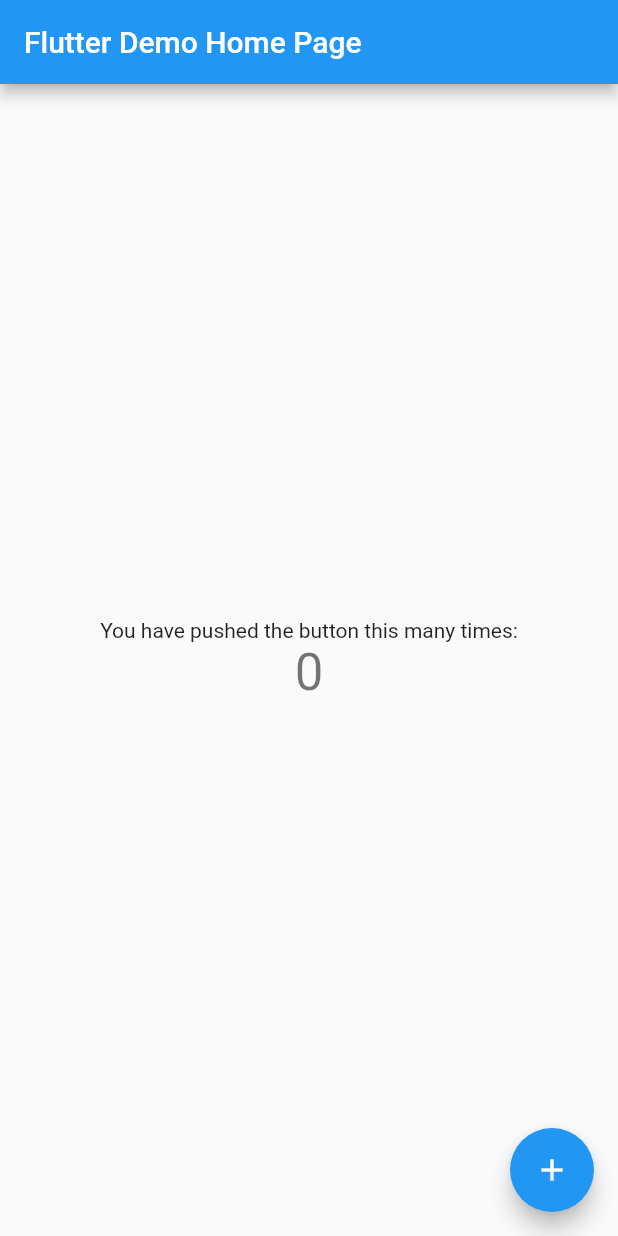
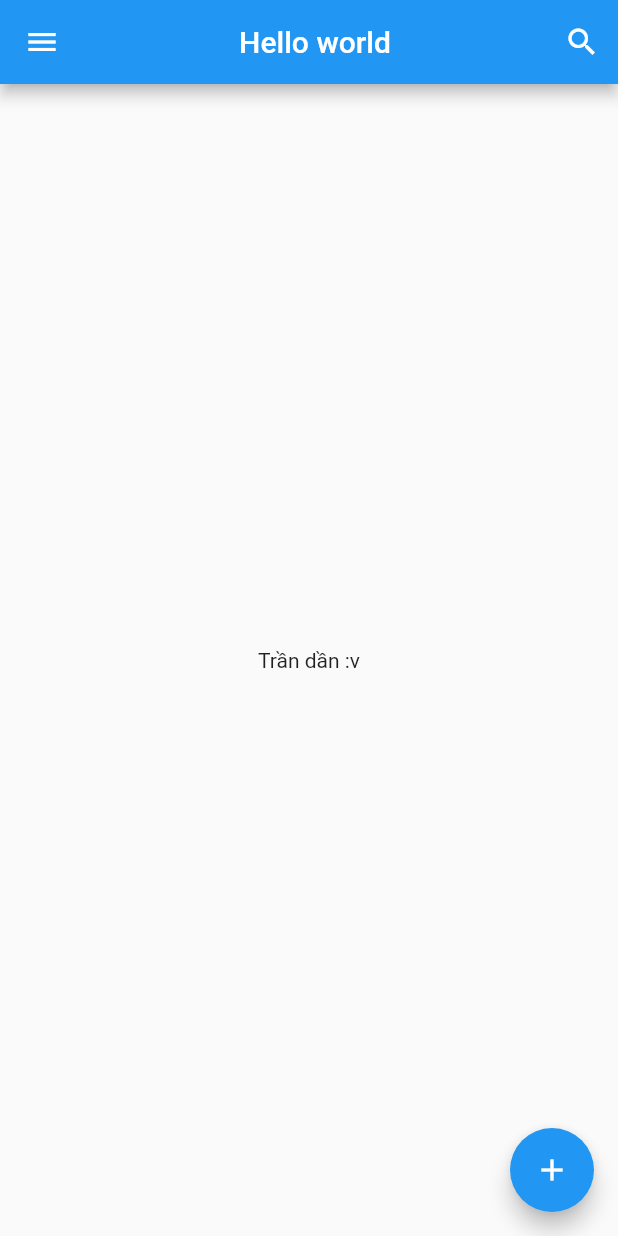
Before and after one commit to S2ShiroeS2/Learn-Flutter, a Flutter app: the screen it shows after launch, on a phone screen of 412 x 824 dp. Run offline on Flutter 3.47's test engine with Material 2 defaults, Android fonts, the phone set to English and light mode, and no system bars.

Commit message:
Sử dụng material design và statelesswidget để xây dựng giao diện đơn giản và nhanh

```diff
--- a/flutter_code/lib/main.dart
+++ b/flutter_code/lib/main.dart
@@ -1,111 +1,41 @@
 import 'package:flutter/material.dart';
 
-void main() => runApp(MyApp());
+void main() => runApp(MaterialApp(
+      title: "Flutter Tutorial",
+      home: TutorialHome(),
+    ));
 
-class MyApp extends StatelessWidget {
-  // This widget is the root of your application.
+class TutorialHome extends StatelessWidget {
   @override
   Widget build(BuildContext context) {
-    return MaterialApp(
-      title: 'Flutter Demo',
-      theme: ThemeData(
-        // This is the theme of your application.
-        //
-        // Try running your application with "flutter run". You'll see the
-        // application has a blue toolbar. Then, without quitting the app, try
-        // changing the primarySwatch below to Colors.green and then invoke
-        // "hot reload" (press "r" in the console where you ran "flutter run",
-        // or simply save your changes to "hot reload" in a Flutter IDE).
-        // Notice that the counter didn't reset back to zero; the application
-        // is not restarted.
-        primarySwatch: Colors.blue,
+    return Scaffold(
+      //App bar of widgets Scaffold
+      appBar: AppBar(
+        leading: IconButton(
+          icon: Icon(Icons.menu),
+          tooltip: "Navigation menu",
+          onPressed: () => {},
+        ),
+        title: Center(
+          child: Text("Hello world"),
+        ),
+        actions: <Widget>[
+          IconButton(
+            icon: Icon(Icons.search),
+            tooltip: "Search",
+            onPressed: () => {},
+          ),
+        ],
       ),
-      home: MyHomePage(title: 'Flutter Demo Home Page'),
+      //Body of scaffold
+      body: Center(
+        child: Text("Trần dần :v"),
+      ),
+      floatingActionButton: FloatingActionButton(
+        tooltip: "Add",
+        child: Icon(Icons.add),
+        onPressed: () => {},
+      ),
     );
   }
 }
-
-class MyHomePage extends StatefulWidget {
-  MyHomePage({Key key, this.title}) : super(key: key);
-
-  // This widget is the home page of your application. It is stateful, meaning
-  // that it has a State object (defined below) that contains fields that affect
-  // how it looks.
-
-  // This class is the configuration for the state. It holds the values (in this
-  // case the title) provided by the parent (in this case the App widget) and
-  // used by the build method of the State. Fields in a Widget subclass are
-  // always marked "final".
-
-  final String title;
-
-  @override
-  _MyHomePageState createState() => _MyHomePageState();
-}
-
-class _MyHomePageState extends State<MyHomePage> {
-  int _counter = 0;
-
-  void _incrementCounter() {
-    setState(() {
-      // This call to setState tells the Flutter framework that something has
-      // changed in this State, which causes it to rerun the build method below
-      // so that the display can reflect the updated values. If we changed
-      // _counter without calling setState(), then the build method would not be
-      // called again, and so nothing would appear to happen.
-      _counter++;
-    });
-  }
-
-  @override
-  Widget build(BuildContext context) {
-    // This method is rerun every time setState is called, for instance as done
-    // by the _incrementCounter method above.
-    //
-    // The Flutter framework has been optimized to make rerunning build methods
-    // fast, so that you can just rebuild anything that needs updating rather
-    // than having to individually change instances of widgets.
-    return Scaffold(
-      appBar: AppBar(
-        // Here we take the value from the MyHomePage object that was created by
-        // the App.build method, and use it to set our appbar title.
-        title: Text(widget.title),
-      ),
-      body: Center(
-        // Center is a layout widget. It takes a single child and positions it
-        // in the middle of the parent.
-        child: Column(
-          // Column is also a layout widget. It takes a list of children and
-          // arranges them vertically. By default, it sizes itself to fit its
-          // children horizontally, and tries to be as tall as its parent.
-          //
-          // Invoke "debug painting" (press "p" in the console, choose the
-          // "Toggle Debug Paint" action from the Flutter Inspector in Android
-          // Studio, or the "Toggle Debug Paint" command in Visual Studio Code)
-          // to see the wireframe for each widget.
-          //
-          // Column has various properties to control how it sizes itself and
-          // how it positions its children. Here we use mainAxisAlignment to
-          // center the children vertically; the main axis here is the vertical
-          // axis because Columns are vertical (the cross axis would be
-          // horizontal).
-          mainAxisAlignment: MainAxisAlignment.center,
-          children: <Widget>[
-            Text(
-              'You have pushed the button this many times:',
-            ),
-            Text(
-              '$_counter',
-              style: Theme.of(context).textTheme.display1,
-            ),
-          ],
-        ),
-      ),
-      floatingActionButton: FloatingActionButton(
-        onPressed: _incrementCounter,
-        tooltip: 'Increment',
-        child: Icon(Icons.add),
-      ), // This trailing comma makes auto-formatting nicer for build methods.
-    );
-  }
-}
```
Also changed, not shown: 1 other file.
